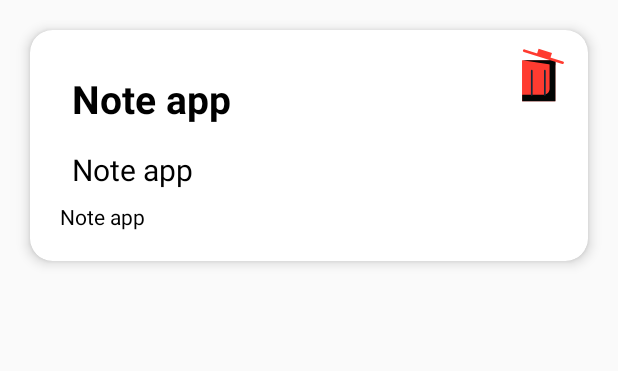
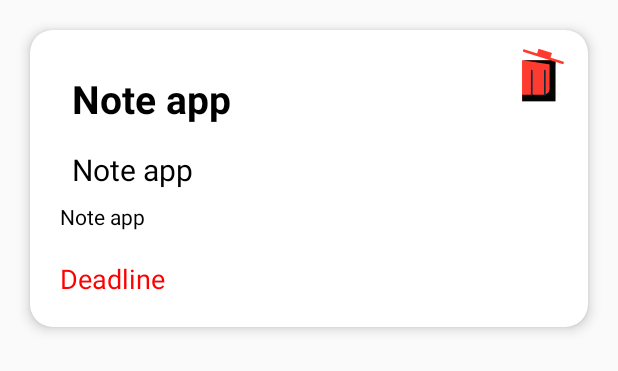
Before and after one commit to SeikoGB/NoteApp, an Android app: the layout item_layout.xml on its own in the app's theme, with its tools: preview values and no code run, on a phone screen of 412 x 824 dp. Shown: the top 371 px of the screen. Run offline under Robolectric (Android 15) with nearby library versions, the phone set to English and light mode, and no system bars.

```diff
--- a/app/src/main/res/layout/item_layout.xml
+++ b/app/src/main/res/layout/item_layout.xml
@@ -2,6 +2,7 @@
 <LinearLayout xmlns:android="http://schemas.android.com/apk/res/android"
     android:layout_width="match_parent"
     xmlns:app="http://schemas.android.com/apk/res-auto"
+    xmlns:tools="http://schemas.android.com/tools"
     android:orientation="vertical"
     android:clickable="true"
     android:focusable="true"
@@ -50,6 +51,20 @@
                     android:textSize="14dp"
                     android:id="@+id/date123"
                     />
+                <TextView
+                    android:layout_width="wrap_content"
+                    android:layout_height="wrap_content"
+                    android:text=""
+                    android:id="@+id/muhim"
+                    />
+                <TextView
+                    android:layout_width="wrap_content"
+                    android:layout_height="wrap_content"
+                    android:id="@+id/deadline"
+                    android:textSize="18dp"
+                    android:textColor="#FF0000"
+                    tools:text="Deadline"
+                    />
             </LinearLayout>
 
             <ImageView
--- a/app/src/main/res/layout/note_add.xml
+++ b/app/src/main/res/layout/note_add.xml
@@ -100,7 +100,7 @@
         android:textSize="19dp"
         android:id="@+id/muhimligi"
         android:textColor="@color/black"
-        android:text="Ota muhim"
+        tools:text="Ota muhim"
         app:layout_constraintBottom_toBottomOf="@+id/textView"
         app:layout_constraintEnd_toEndOf="parent"
         app:layout_constraintStart_toEndOf="@+id/textView"
@@ -136,6 +136,7 @@
         app:layout_constraintTop_toBottomOf="@+id/textView" />
 
     <Button
+        android:visibility="gone"
         android:layout_width="120dp"
         android:layout_height="50dp"
         android:text="add time"
--- a/app/src/main/res/values/colors.xml
+++ b/app/src/main/res/values/colors.xml
@@ -2,4 +2,5 @@
 <resources>
     <color name="black">#FF000000</color>
     <color name="white">#FFFFFFFF</color>
+    <color name="read">#E82020</color>
 </resources>
--- a/app/src/main/res/values/strings.xml
+++ b/app/src/main/res/values/strings.xml
@@ -2,4 +2,5 @@
     <string name="app_name">Note app</string>
     <!-- TODO: Remove or change this placeholder text -->
     <string name="hello_blank_fragment">Hello blank fragment</string>
+    <string name="deadline">Dead Line</string>
 </resources>
```
Also changed, not shown: app/src/main/java/com/example/noteapp/Fragments/AddFragment.kt (+20 -4 lines), app/src/main/java/com/example/noteapp/Fragments/AddTimeFragment.kt (+17 -6 lines), app/src/main/java/com/example/noteapp/Fragments/MainFragment.kt (+6 -2 lines), app/src/main/java/com/example/noteapp/adapter/MyAdapter.kt (+21 -1 lines), app/src/main/res/layout/fragment_add_time.xml (+7 -19 lines).
